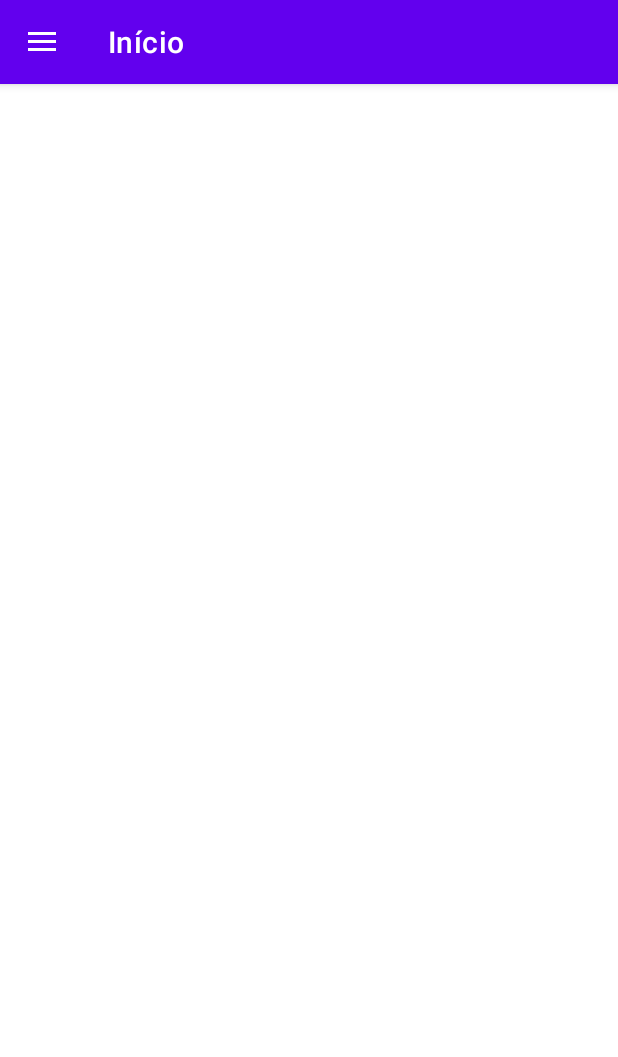
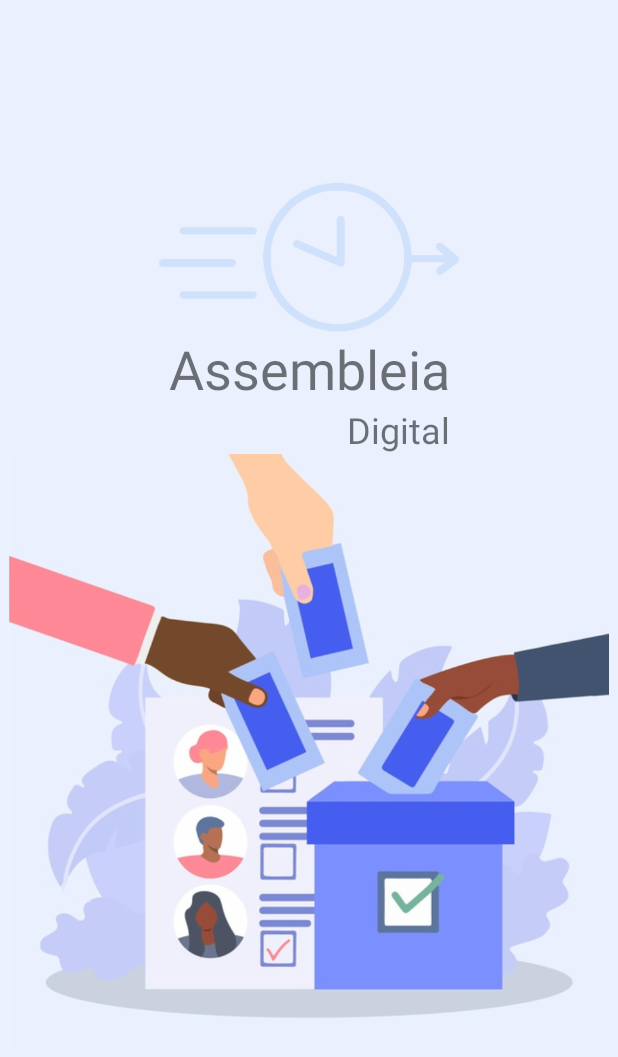
Before and after one commit to frettarenan/voto-eletronico-microservices-spring-java-e-android, an Android app: the first screen one second after launch (MainActivity before the commit, SplashScreenActivity after it), on a phone screen of 412 x 824 dp. Shown: the top 1057 px of the screen. Run offline under Robolectric (Android 15) with nearby library versions, the phone set to English and light mode, and no system bars.

Commit message:
Criação da Splash Screen

```diff
--- a/android/VotoEletronico/app/src/main/AndroidManifest.xml
+++ b/android/VotoEletronico/app/src/main/AndroidManifest.xml
@@ -1,6 +1,8 @@
 <?xml version="1.0" encoding="utf-8"?>
 <manifest xmlns:android="http://schemas.android.com/apk/res/android"
     package="br.com.renanfretta.votoeletronico">
+
+    <uses-permission android:name="android.permission.INTERNET" />
 
     <application
         android:allowBackup="true"
@@ -9,13 +11,18 @@
         android:roundIcon="@mipmap/ic_launcher_round"
         android:supportsRtl="true"
         android:theme="@style/Theme.VotoEletronico">
+
         <activity
-            android:name=".MainActivity"
-            android:label="@string/app_name"
+            android:name=".ui.PrincipalActivity"
+            android:screenOrientation="portrait"
+            android:theme="@style/Theme.VotoEletronico.NoActionBar" />
+
+        <activity
+            android:name=".ui.SplashScreenActivity"
+            android:screenOrientation="portrait"
             android:theme="@style/Theme.VotoEletronico.NoActionBar">
             <intent-filter>
                 <action android:name="android.intent.action.MAIN" />
-
                 <category android:name="android.intent.category.LAUNCHER" />
             </intent-filter>
         </activity>
--- a/android/VotoEletronico/app/src/main/java/br/com/renanfretta/votoeletronico/MainActivity.java
+++ b/android/VotoEletronico/app/src/main/java/br/com/renanfretta/votoeletronico/ui/PrincipalActivity.java
@@ -1,4 +1,4 @@
-package br.com.renanfretta.votoeletronico;
+package br.com.renanfretta.votoeletronico.ui;
 
 import android.os.Bundle;
 import com.google.android.material.navigation.NavigationView;
@@ -11,7 +11,9 @@ import androidx.drawerlayout.widget.DrawerLayout;
 import androidx.appcompat.app.AppCompatActivity;
 import androidx.appcompat.widget.Toolbar;
 
-public class MainActivity extends AppCompatActivity {
+import br.com.renanfretta.votoeletronico.R;
+
+public class PrincipalActivity extends AppCompatActivity {
 
     private AppBarConfiguration mAppBarConfiguration;
 
--- /dev/null
+++ b/android/VotoEletronico/app/src/main/java/br/com/renanfretta/votoeletronico/ui/SplashScreenActivity.java
@@ -0,0 +1,45 @@
+package br.com.renanfretta.votoeletronico.ui;
+
+import android.content.Intent;
+import android.os.Bundle;
+import android.os.Handler;
+import android.os.StrictMode;
+
+import androidx.appcompat.app.AppCompatActivity;
+
+import br.com.renanfretta.votoeletronico.R;
+
+public class SplashScreenActivity extends AppCompatActivity {
+
+    private final int SPLASH_DISPLAY_LENGTH = 2000;
+
+    private SplashScreenActivity currentActivity;
+
+    @Override
+    protected void onCreate(Bundle savedInstanceState) {
+        super.onCreate(savedInstanceState);
+        setContentView(R.layout.splash_screen_activity);
+        currentActivity = this;
+
+        new Handler().postDelayed(new Runnable() {
+            @Override
+            public void run() {
+                mostrarMainActivity();
+                finish();
+            }
+        }, SPLASH_DISPLAY_LENGTH);
+    }
+
+    private void mostrarMainActivity() {
+        try {
+            if (android.os.Build.VERSION.SDK_INT > 9) {
+                StrictMode.ThreadPolicy policy = new StrictMode.ThreadPolicy.Builder().permitAll().build();
+                StrictMode.setThreadPolicy(policy);
+            }
+            startActivity(new Intent(this, PrincipalActivity.class));
+        } finally {
+            finish();
+        }
+    }
+
+}
--- a/android/VotoEletronico/app/src/main/res/layout/app_bar_main.xml
+++ b/android/VotoEletronico/app/src/main/res/layout/app_bar_main.xml
@@ -4,7 +4,7 @@
     xmlns:tools="http://schemas.android.com/tools"
     android:layout_width="match_parent"
     android:layout_height="match_parent"
-    tools:context=".MainActivity">
+    tools:context=".ui.PrincipalActivity">
 
     <com.google.android.material.appbar.AppBarLayout
         android:layout_width="match_parent"
--- /dev/null
+++ b/android/VotoEletronico/app/src/main/res/layout/splash_screen_activity.xml
@@ -0,0 +1,59 @@
+<?xml version="1.0" encoding="utf-8"?>
+<androidx.constraintlayout.widget.ConstraintLayout xmlns:android="http://schemas.android.com/apk/res/android"
+    xmlns:app="http://schemas.android.com/apk/res-auto"
+    xmlns:tools="http://schemas.android.com/tools"
+    android:layout_width="match_parent"
+    android:layout_height="match_parent"
+    android:background="#EAF0FE"
+    android:backgroundTint="#EAF0FE"
+    tools:context=".ui.SplashScreenActivity">
+
+    <androidx.constraintlayout.widget.ConstraintLayout
+        android:layout_width="wrap_content"
+        android:layout_height="wrap_content"
+        app:layout_constraintBottom_toBottomOf="parent"
+        app:layout_constraintEnd_toEndOf="parent"
+        app:layout_constraintStart_toStartOf="parent"
+        app:layout_constraintTop_toTopOf="parent">
+
+        <ImageView
+            android:id="@+id/iv_tempo_corrido"
+            android:layout_width="400dp"
+            android:layout_height="100dp"
+            app:layout_constraintEnd_toEndOf="parent"
+            app:layout_constraintStart_toStartOf="parent"
+            app:layout_constraintTop_toTopOf="parent"
+            app:srcCompat="@drawable/tempo_corrido" />
+
+        <ImageView
+            android:id="@+id/iv_logo_voto_eletronico"
+            android:layout_width="400dp"
+            android:layout_height="400dp"
+            android:background="#FFFFFF"
+            app:layout_constraintEnd_toEndOf="parent"
+            app:layout_constraintStart_toStartOf="parent"
+            app:layout_constraintTop_toBottomOf="@+id/tv_digital"
+            app:srcCompat="@drawable/logo_voto_eletronico" />
+
+        <TextView
+            android:id="@+id/tv_assembleia"
+            android:layout_width="wrap_content"
+            android:layout_height="wrap_content"
+            android:text="Assembleia"
+            android:textSize="36sp"
+            app:layout_constraintEnd_toEndOf="parent"
+            app:layout_constraintStart_toStartOf="parent"
+            app:layout_constraintTop_toBottomOf="@+id/iv_tempo_corrido" />
+
+        <TextView
+            android:id="@+id/tv_digital"
+            android:layout_width="wrap_content"
+            android:layout_height="wrap_content"
+            android:text="Digital"
+            android:textSize="24sp"
+            app:layout_constraintEnd_toEndOf="@+id/tv_assembleia"
+            app:layout_constraintTop_toBottomOf="@+id/tv_assembleia" />
+
+    </androidx.constraintlayout.widget.ConstraintLayout>
+
+</androidx.constraintlayout.widget.ConstraintLayout>
```
Also changed, not shown: android/VotoEletronico/app/src/main/res/drawable/logo_voto_eletronico.png (added), android/VotoEletronico/app/src/main/res/drawable/tempo_corrido.png (added).
